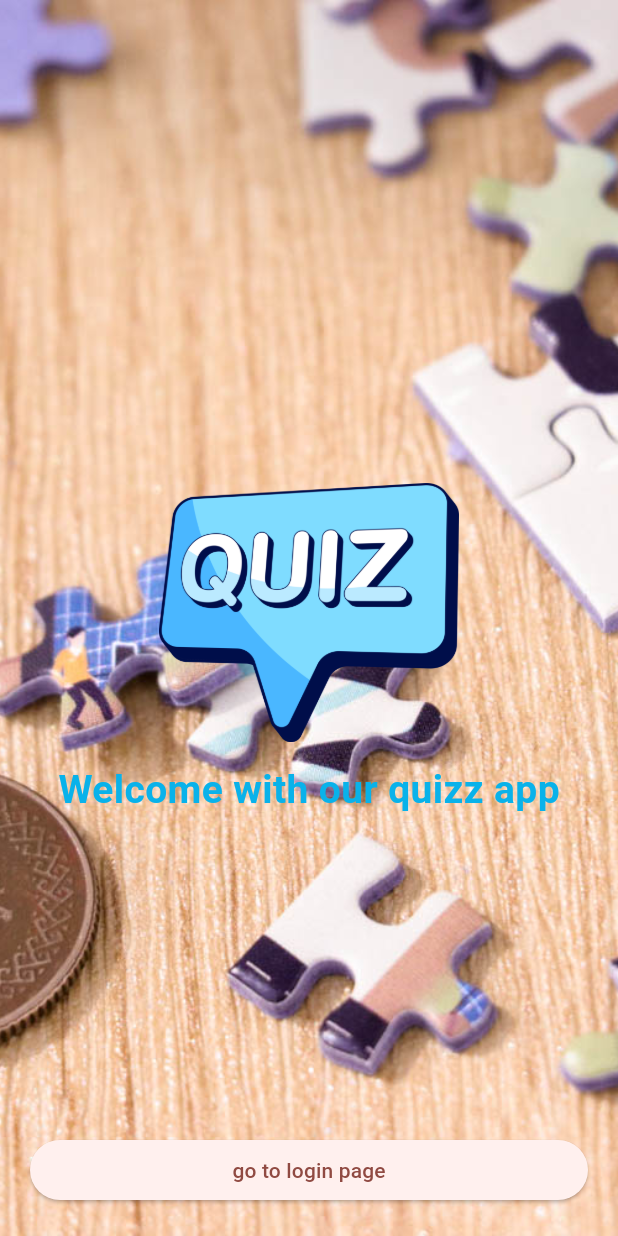
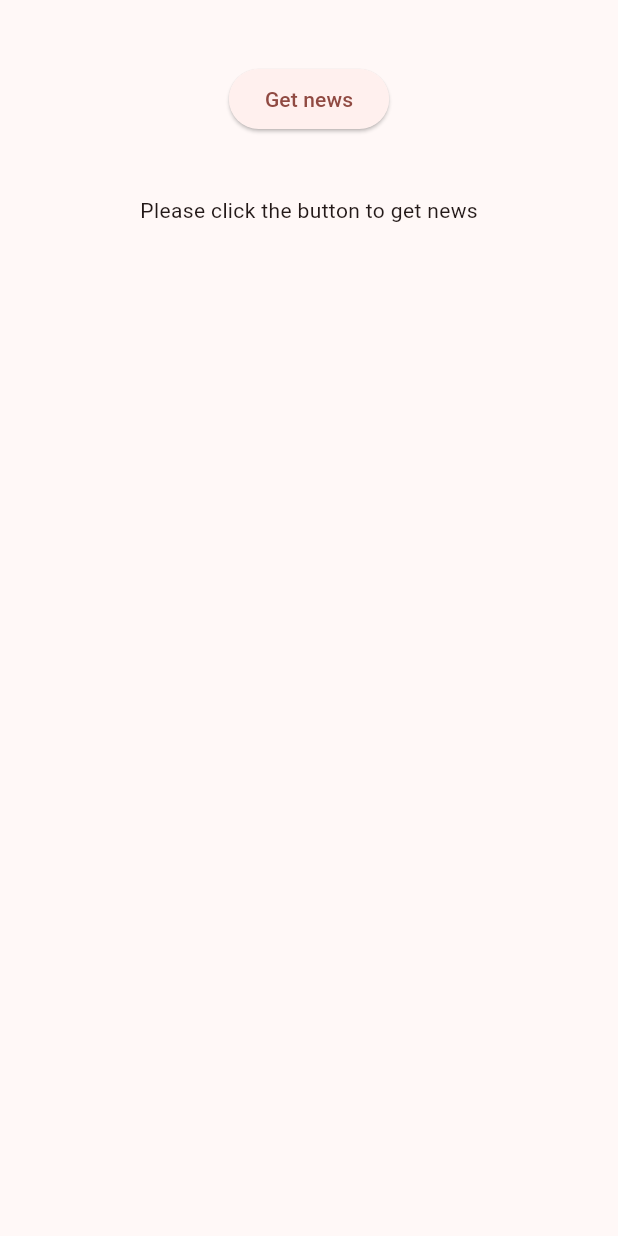
Before and after one commit to MohamedElfalaky/ewa2Quizapp, a Flutter app: the screen it shows after launch, on a phone screen of 412 x 824 dp. Run offline on Flutter 3.47's test engine with Material 3 defaults, Android fonts, the phone set to English and light mode, and no system bars; our stand-ins replace bloc, dio, flutter_bloc.

Commit message:
news app

```diff
--- /dev/null
+++ b/lib/data/cubits/cubit/get_news_cubit.dart
@@ -0,0 +1,20 @@
+import 'package:bloc/bloc.dart';
+import 'package:ewa_camp2_quizz_app/data/models/get_news_model.dart';
+import 'package:ewa_camp2_quizz_app/data/repositories/get_news_repo.dart';
+import 'package:meta/meta.dart';
+
+part 'get_news_state.dart';
+
+class GetNewsCubit extends Cubit<GetNewsState> {
+  GetNewsCubit() : super(GetNewsInitial());
+
+  Future getNewsInUI() async {
+    try {
+      emit(GetNewsLoading());
+      GetNewsModel? response = await GetNewsRepo().getNews();
+      emit(GetNewsSuccess(response));
+    } catch (e) {
+      emit(GetNewsError());
+    }
+  }
+}
--- /dev/null
+++ b/lib/data/cubits/cubit/get_news_state.dart
@@ -0,0 +1,15 @@
+part of 'get_news_cubit.dart';
+
+@immutable
+sealed class GetNewsState {}
+
+final class GetNewsInitial extends GetNewsState {}
+
+final class GetNewsLoading extends GetNewsState {}
+
+final class GetNewsSuccess extends GetNewsState {
+  GetNewsModel? response;
+  GetNewsSuccess(this.response);
+}
+
+final class GetNewsError extends GetNewsState {}
--- /dev/null
+++ b/lib/data/models/get_news_model.dart
@@ -0,0 +1,72 @@
+class GetNewsModel {
+  final String? status;
+  final int? totalResults;
+  final List<Article?> articles;
+
+  GetNewsModel({
+    required this.status,
+    required this.totalResults,
+    required this.articles,
+  });
+
+  factory GetNewsModel.fromJson(Map<String, dynamic> json) {
+    return GetNewsModel(
+      status: json['status'],
+      totalResults: json['totalResults'],
+      articles:
+          List<Article>.from(json['articles'].map((x) => Article.fromJson(x))),
+    );
+  }
+}
+
+class Article {
+  final Source? source;
+  final String? author;
+  final String? title;
+  final String? description;
+  final String? url;
+  final String? urlToImage;
+  final String? publishedAt;
+  final String? content;
+
+  Article({
+    required this.source,
+    this.author,
+    required this.title,
+    required this.description,
+    required this.url,
+    required this.urlToImage,
+    required this.publishedAt,
+    required this.content,
+  });
+
+  factory Article.fromJson(Map<String, dynamic> json) {
+    return Article(
+      source: Source.fromJson(json['source']),
+      author: json['author'],
+      title: json['title'],
+      description: json['description'],
+      url: json['url'],
+      urlToImage: json['urlToImage'],
+      publishedAt: json['publishedAt'],
+      content: json['content'],
+    );
+  }
+}
+
+class Source {
+  final String? id;
+  final String? name;
+
+  Source({
+    this.id,
+    required this.name,
+  });
+
+  factory Source.fromJson(Map<String, dynamic> json) {
+    return Source(
+      id: json['id'],
+      name: json['name'],
+    );
+  }
+}
--- a/lib/main.dart
+++ b/lib/main.dart
@@ -1,6 +1,9 @@
-import 'package:ewa_camp2_quizz_app/screens/questions_screen.dart';
-import 'package:ewa_camp2_quizz_app/screens/start_screen.dart';
+import 'package:ewa_camp2_quizz_app/data/cubits/cubit/get_news_cubit.dart';
+import 'package:ewa_camp2_quizz_app/screens/quiz_app/questions_screen.dart';
+import 'package:ewa_camp2_quizz_app/screens/quiz_app/start_screen.dart';
+import 'package:ewa_camp2_quizz_app/screens/news_app/news_screen.dart';
 import 'package:flutter/material.dart';
+import 'package:flutter_bloc/flutter_bloc.dart';
 
 void main() {
   runApp(const MyApp());
@@ -11,14 +14,21 @@ class MyApp extends StatelessWidget {
 
   @override
   Widget build(BuildContext context) {
-    return MaterialApp(
-      debugShowCheckedModeBanner: false,
-      title: 'Flutter Demo',
-      theme: ThemeData(
-        colorScheme: ColorScheme.fromSeed(seedColor: Colors.red),
-        useMaterial3: true,
+    return MultiBlocProvider(
+      providers: [
+        BlocProvider(
+          create: (context) => GetNewsCubit(),
+        ),
+      ],
+      child: MaterialApp(
+        debugShowCheckedModeBanner: false,
+        title: 'Flutter Demo',
+        theme: ThemeData(
+          colorScheme: ColorScheme.fromSeed(seedColor: Colors.red),
+          useMaterial3: true,
+        ),
+        home: NewsScreen(),
       ),
-      home: StartScreen(),
     );
   }
 }
--- /dev/null
+++ b/lib/screens/news_app/news_screen.dart
@@ -0,0 +1,138 @@
+import 'package:ewa_camp2_quizz_app/data/cubits/cubit/get_news_cubit.dart';
+import 'package:ewa_camp2_quizz_app/data/models/get_news_model.dart';
+import 'package:ewa_camp2_quizz_app/data/repositories/get_news_repo.dart';
+import 'package:flutter/material.dart';
+import 'package:flutter_bloc/flutter_bloc.dart';
+
+class NewsScreen extends StatefulWidget {
+  NewsScreen({super.key});
+
+  @override
+  State<NewsScreen> createState() => _NewsScreenState();
+}
+
+class _NewsScreenState extends State<NewsScreen> {
+  // GetNewsModel? response;
+
+  // int state = 0;
+
+  // 0 = initial
+  // 1 = loading
+  // 2 = success
+  // 3 = error
+
+  // Future getNewsInUI() async {
+  //   try {
+  //     setState(() {
+  //       state = 1;
+  //     });
+  //     response = await GetNewsRepo().getNews();
+
+  //     setState(() {
+  //       state = 2;
+  //     });
+  //   } catch (e) {
+  //     setState(() {
+  //       state = 3;
+  //     });
+  //   }
+  // }
+
+  @override
+  Widget build(BuildContext context) {
+    return Scaffold(
+      body: SizedBox(
+        width: double.infinity,
+        child: Padding(
+            padding: EdgeInsets.all(22),
+            child: Column(
+              crossAxisAlignment: CrossAxisAlignment.center,
+              children: [
+                SizedBox(
+                  height: 20,
+                ),
+                ElevatedButton(
+                    onPressed: () {
+                      context.read<GetNewsCubit>().getNewsInUI();
+                    },
+                    child: Text("Get news")),
+                SizedBox(
+                  height: 40,
+                ),
+                BlocBuilder<GetNewsCubit, GetNewsState>(
+                  builder: (context, state) {
+                    if (state is GetNewsInitial) {
+                      return Text("Please click the button to get news");
+                    } else if (state is GetNewsLoading) {
+                      return Center(
+                        child: CircularProgressIndicator(),
+                      );
+                    } else if (state is GetNewsSuccess) {
+                      return SingleChildScrollView(
+                        scrollDirection: Axis.horizontal,
+                        child: Row(
+                          children: [
+                            for (int i = 0;
+                                i < state.response!.articles.length;
+                                i++)
+                              Container(
+                                padding: EdgeInsets.all(8),
+                                margin: EdgeInsets.all(8),
+                                decoration: BoxDecoration(
+                                    borderRadius: BorderRadius.circular(16),
+                                    image: DecorationImage(
+                                        fit: BoxFit.cover,
+                                        image: NetworkImage(state.response!
+                                                .articles[i]!.urlToImage ??
+                                            ""))),
+                                height: 300,
+                                width: 321,
+                                child: Column(
+                                  crossAxisAlignment: CrossAxisAlignment.start,
+                                  mainAxisAlignment: MainAxisAlignment.start,
+                                  children: [
+                                    Text(
+                                      state.response!.articles[i]!.author ?? "",
+                                      style: TextStyle(
+                                          color: Color(0xffFFFFFF),
+                                          fontSize: 12,
+                                          fontWeight: FontWeight.bold),
+                                    ),
+                                    Text(
+                                      state.response!.articles[i]!
+                                              .description ??
+                                          "",
+                                      style: TextStyle(
+                                          color: Color(0xffFFFFFF),
+                                          fontSize: 18,
+                                          fontWeight: FontWeight.w700),
+                                      overflow: TextOverflow.ellipsis,
+                                    ),
+                                    SizedBox(
+                                      height: 31,
+                                    ),
+                                    // Text(
+                                    //   "“I’m going to say this very bluntly again,” he added. “Buy them only if you’re prepared to lose all your money.”",
+                                    //   style: TextStyle(
+                                    //       color: Color(0xffFFFFFF), fontSize: 12),
+                                    // ),
+                                  ],
+                                ),
+                              ),
+                          ],
+                        ),
+                      );
+                    } else {
+                      return Text("Something went wrong");
+                    }
+                  },
+                ),
+                SizedBox(
+                  height: 40,
+                ),
+              ],
+            )),
+      ),
+    );
+  }
+}
--- a/lib/screens/category_screen.dart
+++ b/lib/screens/quiz_app/category_screen.dart
@@ -1,5 +1,5 @@
 import 'package:ewa_camp2_quizz_app/data/questions_and_answers.dart';
-import 'package:ewa_camp2_quizz_app/screens/questions_screen.dart';
+import 'package:ewa_camp2_quizz_app/screens/quiz_app/questions_screen.dart';
 import 'package:flutter/material.dart';
 import 'package:flutter/widgets.dart';
 
--- a/lib/screens/login_screen.dart
+++ b/lib/screens/quiz_app/login_screen.dart
@@ -1,4 +1,4 @@
-import 'package:ewa_camp2_quizz_app/screens/category_screen.dart';
+import 'package:ewa_camp2_quizz_app/screens/quiz_app/category_screen.dart';
 import 'package:flutter/material.dart';
 
 final userNameController = TextEditingController();
--- a/lib/screens/questions_screen.dart
+++ b/lib/screens/quiz_app/questions_screen.dart
@@ -1,5 +1,5 @@
 import 'package:ewa_camp2_quizz_app/data/questions_and_answers.dart';
-import 'package:ewa_camp2_quizz_app/screens/score_screen.dart';
+import 'package:ewa_camp2_quizz_app/screens/quiz_app/score_screen.dart';
 import 'package:flutter/material.dart';
 import 'package:flutter/widgets.dart';
 
--- a/lib/screens/score_screen.dart
+++ b/lib/screens/quiz_app/score_screen.dart
@@ -1,5 +1,5 @@
-import 'package:ewa_camp2_quizz_app/screens/login_screen.dart';
-import 'package:ewa_camp2_quizz_app/screens/start_screen.dart';
+import 'package:ewa_camp2_quizz_app/screens/quiz_app/login_screen.dart';
+import 'package:ewa_camp2_quizz_app/screens/quiz_app/start_screen.dart';
 import 'package:flutter/material.dart';
 
 class ScoreScreen extends StatelessWidget {
--- a/lib/screens/start_screen.dart
+++ b/lib/screens/quiz_app/start_screen.dart
@@ -1,4 +1,4 @@
-import 'package:ewa_camp2_quizz_app/screens/login_screen.dart';
+import 'package:ewa_camp2_quizz_app/screens/quiz_app/login_screen.dart';
 import 'package:flutter/material.dart';
 import 'package:flutter/widgets.dart';
 
--- a/pubspec.yaml
+++ b/pubspec.yaml
@@ -35,6 +35,9 @@ dependencies:
   # Use with the CupertinoIcons class for iOS style icons.
   cupertino_icons: ^1.0.6
   fluttertoast: ^8.2.5
+  dio: ^5.4.3+1
+  flutter_bloc: ^8.1.5
+  bloc: ^8.1.4
 
 dev_dependencies:
   flutter_test:
```
Also changed, not shown: lib/data/repositories/get_news_repo.dart (added, +25 -0 lines), lib/screens/test.dart (deleted, +0 -60 lines), pubspec.lock, 1 other file.
